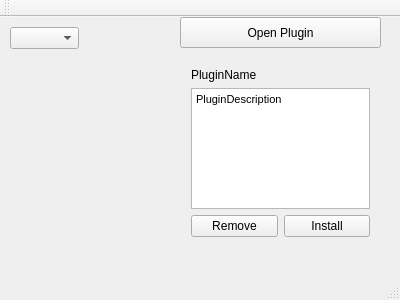
First picture: the form in mainwindow.ui, repository How2Compute/uPIT, before the edit.
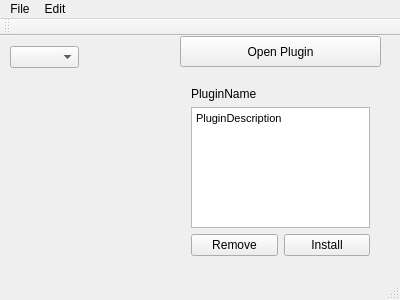
Second picture: the form after the edit.

Commit message:
Add Menu Buttons
Added menu buttons (and a shortcut for opening a plugin; ctrl+o) for opening, installing and removing plugins (which are all wired up), and a button for adding a source install (not implemented yet).

```diff
--- a/mainwindow.ui
+++ b/mainwindow.ui
@@ -107,6 +107,22 @@
      <height>21</height>
     </rect>
    </property>
+   <widget class="QMenu" name="menuFile">
+    <property name="title">
+     <string>File</string>
+    </property>
+    <addaction name="actionOpen_Plugin"/>
+    <addaction name="actionInstall_Plugin"/>
+    <addaction name="actionRemove_Plugin"/>
+   </widget>
+   <widget class="QMenu" name="menuEdit">
+    <property name="title">
+     <string>Edit</string>
+    </property>
+    <addaction name="actionAdd_Unreal_Engine_Install"/>
+   </widget>
+   <addaction name="menuFile"/>
+   <addaction name="menuEdit"/>
   </widget>
   <widget class="QToolBar" name="mainToolBar">
    <attribute name="toolBarArea">
```
Left out of the diff: 23 changed lines with no effect on the pictures. The commit also changes 1 other file.
